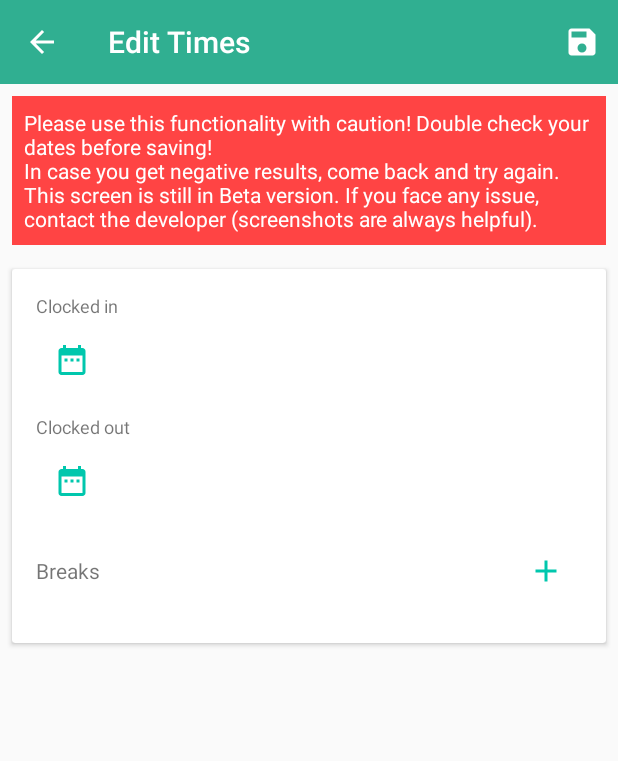
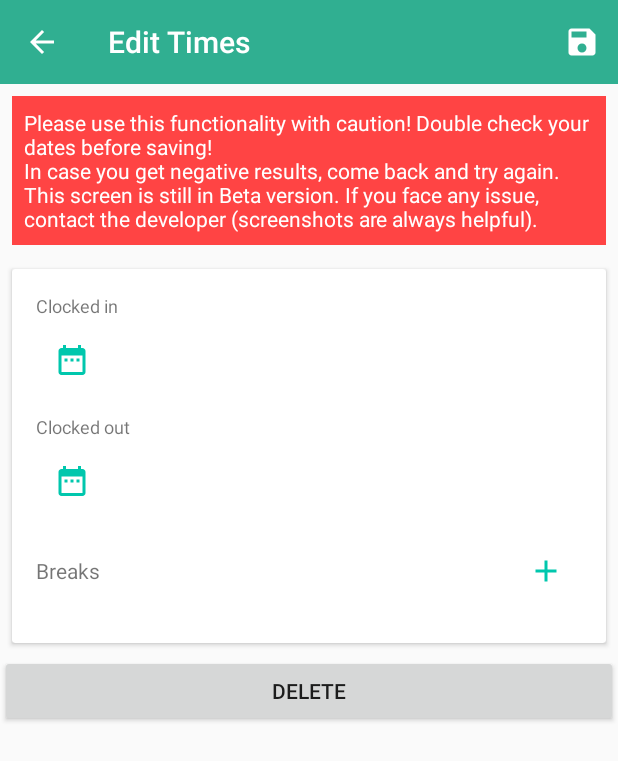
Before and after one commit to msaenz424/SimpleTimeClock, an Android app: the WorkLogDetailsActivity screen opened directly, with no data from a screen before it, on a phone screen of 412 x 824 dp. Shown: the top 761 px of the screen. Run offline under Robolectric (Android 15) with nearby library versions, the phone set to English and light mode, and no system bars; libraries missing offline, so code that uses them is left out: com.wdullaer.materialdatetimepicker; 2 statements that could not run were skipped.

Commit message:
feat: added functionality to delete current worklog

```diff
--- a/app/src/main/java/com/android/mig/simpletimeclock/presenter/WorkLogDetailsPresenter.kt
+++ b/app/src/main/java/com/android/mig/simpletimeclock/presenter/WorkLogDetailsPresenter.kt
@@ -17,4 +17,6 @@ interface WorkLogDetailsPresenter {
 
     fun onClockedOutButtonClicked(clockedOutTime: Long)
 
+    fun onDeleteTimeClicked(timeId: Int)
+
 }
--- a/app/src/main/java/com/android/mig/simpletimeclock/source/model/WorkLogDetailsInteractor.kt
+++ b/app/src/main/java/com/android/mig/simpletimeclock/source/model/WorkLogDetailsInteractor.kt
@@ -12,6 +12,8 @@ interface WorkLogDetailsInteractor {
 
         fun onDeleteSuccess()
 
+        fun onDeleteTimeSuccess()
+
     }
 
     fun readBreaks(timeId: Int, onFinishedTransactionListener: OnFinishedTransactionListener)
@@ -22,4 +24,5 @@ interface WorkLogDetailsInteractor {
 
     fun deleteBreak(breakId: Int, onFinishedTransactionListener: OnFinishedTransactionListener)
 
+    fun deleteTime(timeId: Int, onFinishedTransactionListener: OnFinishedTransactionListener)
 }
--- a/app/src/main/java/com/android/mig/simpletimeclock/source/model/WorkLogDetailsInteractorImpl.kt
+++ b/app/src/main/java/com/android/mig/simpletimeclock/source/model/WorkLogDetailsInteractorImpl.kt
@@ -35,5 +35,9 @@ class WorkLogDetailsInteractorImpl constructor(context: Context): WorkLogDetails
         deleteBreak.execute(breakId)
     }
 
+    override fun deleteTime(timeId: Int, onFinishedTransactionListener: WorkLogDetailsInteractor.OnFinishedTransactionListener) {
+        val deleteTime = DeleteTimeTask(mContext, onFinishedTransactionListener)
+        deleteTime.execute(timeId)
+    }
 
 }
--- a/app/src/main/java/com/android/mig/simpletimeclock/view/WorkLogDetailsView.kt
+++ b/app/src/main/java/com/android/mig/simpletimeclock/view/WorkLogDetailsView.kt
@@ -19,4 +19,6 @@ interface WorkLogDetailsView {
 
     fun passTimeClockArray(timeClockArrayList: ArrayList<Timeclock>)
 
+    fun finishActivity()
+
 }
--- a/app/src/main/res/layout/activity_work_log_details.xml
+++ b/app/src/main/res/layout/activity_work_log_details.xml
@@ -1,12 +1,16 @@
 <?xml version="1.0" encoding="utf-8"?>
-<LinearLayout xmlns:android="http://schemas.android.com/apk/res/android"
+<ScrollView xmlns:android="http://schemas.android.com/apk/res/android"
     xmlns:app="http://schemas.android.com/apk/res-auto"
     xmlns:tools="http://schemas.android.com/tools"
+    android:layout_width="match_parent"
+    android:layout_height="match_parent"
+    tools:context="com.android.mig.simpletimeclock.view.ui.WorkLogDetailsActivity">
+
+    <LinearLayout
         android:id="@+id/worklog_details_linear_layout"
         android:layout_width="match_parent"
-    android:layout_height="match_parent"
-    android:orientation="vertical"
-    tools:context="com.android.mig.simpletimeclock.view.ui.WorkLogDetailsActivity">
+        android:layout_height="wrap_content"
+        android:orientation="vertical">
 
         <android.support.v7.widget.Toolbar
             android:id="@+id/worklog_deatils_toolbar"
@@ -19,11 +23,11 @@
         <TextView
             android:layout_width="match_parent"
             android:layout_height="wrap_content"
+            android:layout_margin="@dimen/worklog_card_margin"
+            android:background="@android:color/holo_red_light"
+            android:padding="@dimen/warning_padding"
             android:text="@string/worklog_detail_text_warning"
-        android:layout_margin="@dimen/worklog_card_margin"
-        android:padding="@dimen/warning_padding"
-        android:background="@android:color/holo_red_light"
-        android:textColor="@android:color/white"/>
+            android:textColor="@android:color/white" />
 
         <android.support.v7.widget.CardView
             android:layout_width="match_parent"
@@ -120,7 +124,6 @@
 
                 </RelativeLayout>
 
-
                 <android.support.v7.widget.RecyclerView
                     android:id="@+id/breaks_recycler_view"
                     android:layout_width="match_parent"
@@ -130,4 +133,12 @@
 
         </android.support.v7.widget.CardView>
 
+        <Button
+            android:id="@+id/worklog_delete_button"
+            android:layout_width="match_parent"
+            android:layout_height="wrap_content"
+            android:text="@string/worklog_detail_delete_text" />
+
     </LinearLayout>
+
+</ScrollView>
--- a/app/src/main/res/values/strings.xml
+++ b/app/src/main/res/values/strings.xml
@@ -61,6 +61,11 @@
     <string name="update_success_message">Changes saved</string>
     <string name="deleted_break_message">Break entry deleted</string>
     <string name="worklog_detail_text_warning">Please use this functionality with caution! Double check your dates before saving! \nIn case you get negative results, come back and try again. This screen is still in Beta version. If you face any issue, contact the developer (screenshots are always helpful).</string>
+    <string name="worklog_detail_delete_text">Delete</string>
+    <string name="worklog_detail_delete_dialog_text">Delete current work log?</string>
+    <string name="worklog_detail_delete_dialog_yes">Yes</string>
+    <string name="worklog_detail_delete_dialog_no">No</string>
+    <string name="deleted_time_message">Work Log Deleted</string>
 
     <!-- Banner Ad -->
     <string name="banner_ad_unit_id">ca-app-pub-3940256099942544/6300978111</string>
```
Also changed, not shown: app/src/main/java/com/android/mig/simpletimeclock/presenter/WorkLogDetailsPresenterImpl.kt (+9 -0 lines), app/src/main/java/com/android/mig/simpletimeclock/source/model/tasks/DeleteTimeTask.kt (added, +57 -0 lines), app/src/main/java/com/android/mig/simpletimeclock/view/ui/WorkLogDetailsActivity.kt (+15 -0 lines). Lines whose indentation alone changed are shown as unchanged.
